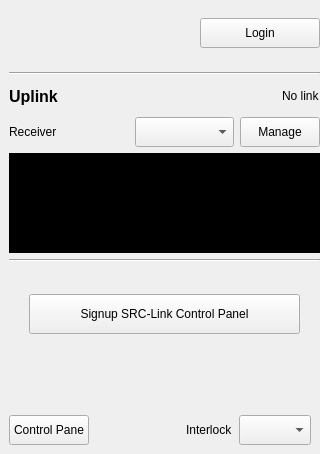
Above: src/UI/egress-link-dock.ui from OPENSPHERE-Inc/src-link before the change. Below: the same form after it.
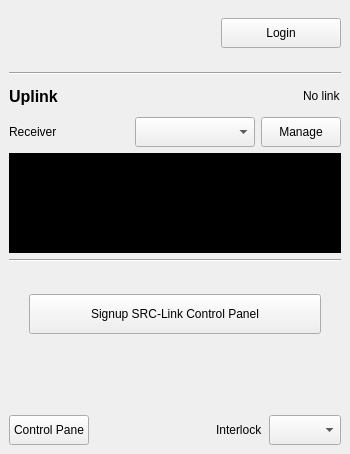
That is the form after the change. Icons and pictures are not drawn.

Commit message: - Update README - Tweak UI widget geometories.

The edit to the form file:
```diff
--- a/src/UI/egress-link-dock.ui
+++ b/src/UI/egress-link-dock.ui
@@ -6,13 +6,13 @@
    <rect>
     <x>0</x>
     <y>0</y>
-    <width>320</width>
+    <width>350</width>
     <height>454</height>
    </rect>
   </property>
   <property name="minimumSize">
    <size>
-    <width>320</width>
+    <width>350</width>
     <height>0</height>
    </size>
   </property>
@@ -60,7 +60,7 @@
        <rect>
         <x>0</x>
         <y>0</y>
-        <width>320</width>
+        <width>350</width>
         <height>400</height>
        </rect>
       </property>
```
The commit also changes 1 other file.
